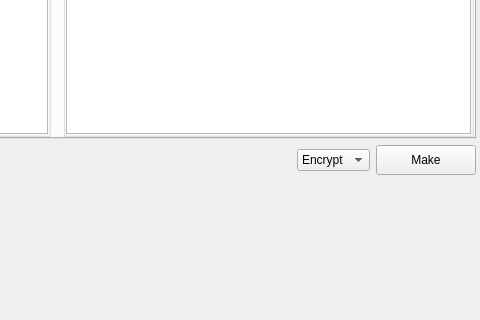
Qt form app/gui/symmetric/hill/hill.ui (vasilypht/crypto-methods) before a commit; both pictures show x 366 to 846 and y 110 to 430 of the 846 by 598 pixel window.
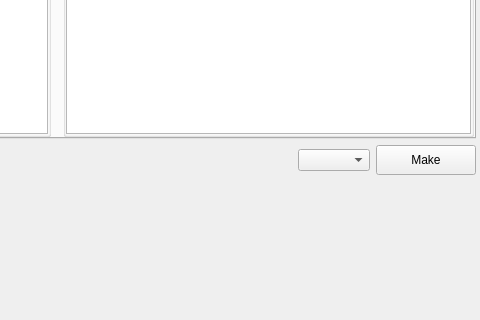
The same form after that commit.

Commit message: Added documentation to the hill.py module, as well as to the corresponding widget.

The edit to the form file:
```diff
--- a/app/gui/symmetric/hill/hill.ui
+++ b/app/gui/symmetric/hill/hill.ui
@@ -251,16 +251,6 @@
              <verstretch>0</verstretch>
             </sizepolicy>
            </property>
-           <item>
-            <property name="text">
-             <string>Encrypt</string>
-            </property>
-           </item>
-           <item>
-            <property name="text">
-             <string>Decrypt</string>
-            </property>
-           </item>
           </widget>
          </item>
          <item>
```
Left out of the diff: 2 changed lines with no effect on the pictures. The commit also changes 3 other files.
